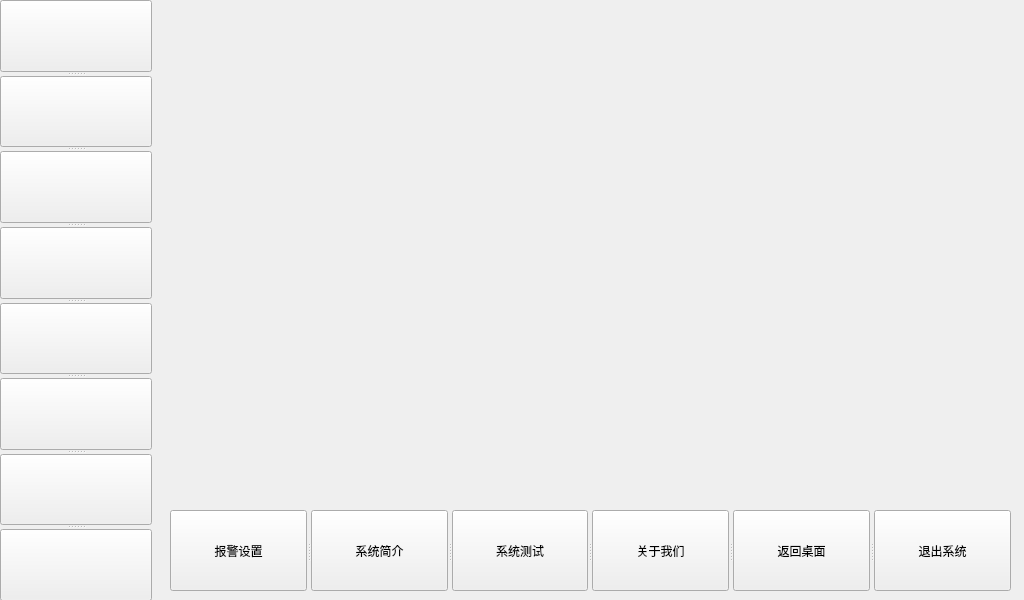
Before: the Qt Designer form SmartHome/mainwidget.ui in Cyber-SiKu/SmartHome, drawn with Qt 5.
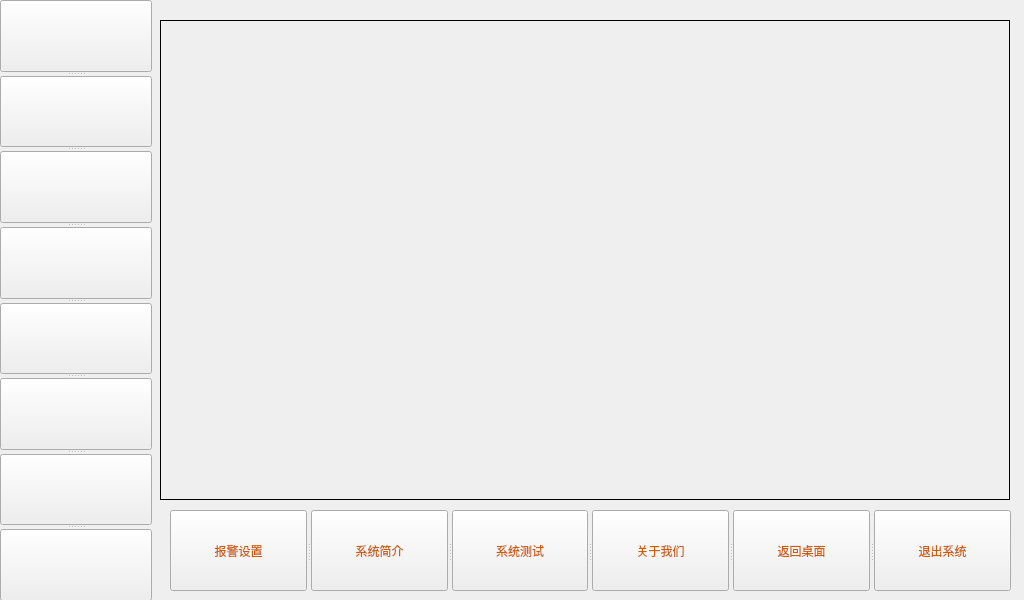
After: the same form once the commit is applied. Icons and pictures are not drawn.

Commit message: finished the first frame still 5

Diff of the .ui file:
```diff
--- a/SmartHome/mainwidget.ui
+++ b/SmartHome/mainwidget.ui
@@ -16,6 +16,89 @@
   <property name="styleSheet">
    <string notr="true"/>
   </property>
+  <widget class="QLabel" name="backgroundLabel">
+   <property name="geometry">
+    <rect>
+     <x>0</x>
+     <y>0</y>
+     <width>1024</width>
+     <height>600</height>
+    </rect>
+   </property>
+   <property name="styleSheet">
+    <string notr="true">background-image: url(:/mainWidget/image/maindesk.png);</string>
+   </property>
+   <property name="text">
+    <string/>
+   </property>
+  </widget>
+  <widget class="QSplitter" name="splitter_2">
+   <property name="geometry">
+    <rect>
+     <x>170</x>
+     <y>510</y>
+     <width>841</width>
+     <height>81</height>
+    </rect>
+   </property>
+   <property name="orientation">
+    <enum>Qt::Horizontal</enum>
+   </property>
+   <widget class="QPushButton" name="alarmButton_2">
+    <property name="styleSheet">
+     <string notr="true">border-image: url(:/mainWidget/image/main_desk_btn_back.png);
+color: rgb(206, 92, 0);</string>
+    </property>
+    <property name="text">
+     <string>报警设置</string>
+    </property>
+   </widget>
+   <widget class="QPushButton" name="introductionButton_2">
+    <property name="styleSheet">
+     <string notr="true">border-image: url(:/mainWidget/image/main_desk_btn_back.png);
+color: rgb(206, 92, 0);</string>
+    </property>
+    <property name="text">
+     <string>系统简介</string>
+    </property>
+   </widget>
+   <widget class="QPushButton" name="testButton_2">
+    <property name="styleSheet">
+     <string notr="true">border-image: url(:/mainWidget/image/main_desk_btn_back.png);
+color: rgb(206, 92, 0);</string>
+    </property>
+    <property name="text">
+     <string>系统测试</string>
+    </property>
+   </widget>
+   <widget class="QPushButton" name="aboutButton_2">
+    <property name="styleSheet">
+     <string notr="true">border-image: url(:/mainWidget/image/main_desk_btn_back.png);
+color: rgb(206, 92, 0);</string>
+    </property>
+    <property name="text">
+     <string>关于我们</string>
+    </property>
+   </widget>
+   <widget class="QPushButton" name="returnButto_2">
+    <property name="styleSheet">
+     <string notr="true">border-image: url(:/mainWidget/image/main_desk_btn_back.png);
+color: rgb(206, 92, 0);</string>
+    </property>
+    <property name="text">
+     <string>返回桌面</string>
+    </property>
+   </widget>
+   <widget class="QPushButton" name="otherButton_8">
+    <property name="styleSheet">
+     <string notr="true">border-image: url(:/mainWidget/image/main_desk_btn_back.png);
+color: rgb(206, 92, 0);</string>
+    </property>
+    <property name="text">
+     <string>退出系统</string>
+    </property>
+   </widget>
+  </widget>
   <widget class="QFrame" name="frame">
    <property name="geometry">
     <rect>
@@ -29,10 +112,10 @@
     <bool>false</bool>
    </property>
    <property name="frameShape">
-    <enum>QFrame::NoFrame</enum>
+    <enum>QFrame::Box</enum>
    </property>
    <property name="frameShadow">
-    <enum>QFrame::Raised</enum>
+    <enum>QFrame::Plain</enum>
    </property>
    <property name="lineWidth">
     <number>1</number>
@@ -115,67 +198,6 @@
     </property>
    </widget>
   </widget>
-  <widget class="QSplitter" name="splitter_2">
-   <property name="geometry">
-    <rect>
-     <x>170</x>
-     <y>510</y>
-     <width>841</width>
-     <height>81</height>
-    </rect>
-   </property>
-   <property name="orientation">
-    <enum>Qt::Horizontal</enum>
-   </property>
-   <widget class="QPushButton" name="alarmButton">
-    <property name="styleSheet">
-     <string notr="true">border-image: url(:/main/prefix/image/main_desk_btn_back.png);</string>
-    </property>
-    <property name="text">
-     <string>报警设置</string>
-    </property>
-   </widget>
-   <widget class="QPushButton" name="introductionButton">
-    <property name="styleSheet">
-     <string notr="true">border-image: url(:/main/prefix/image/main_desk_btn_back.png);</string>
-    </property>
-    <property name="text">
-     <string>系统简介</string>
-    </property>
-   </widget>
-   <widget class="QPushButton" name="testButton">
-    <property name="styleSheet">
-     <string notr="true">border-image: url(:/main/prefix/image/main_desk_btn_back.png);</string>
-    </property>
-    <property name="text">
-     <string>系统测试</string>
-    </property>
-   </widget>
-   <widget class="QPushButton" name="aboutButton">
-    <property name="styleSheet">
-     <string notr="true">border-image: url(:/main/prefix/image/main_desk_btn_back.png);</string>
-    </property>
-    <property name="text">
-     <string>关于我们</string>
-    </property>
-   </widget>
-   <widget class="QPushButton" name="returnButto">
-    <property name="styleSheet">
-     <string notr="true">border-image: url(:/main/prefix/image/main_desk_btn_back.png);</string>
-    </property>
-    <property name="text">
-     <string>返回桌面</string>
-    </property>
-   </widget>
-   <widget class="QPushButton" name="otherButton_7">
-    <property name="styleSheet">
-     <string notr="true">border-image: url(:/main/prefix/image/main_desk_btn_back.png);</string>
-    </property>
-    <property name="text">
-     <string>退出系统</string>
-    </property>
-   </widget>
-  </widget>
  </widget>
  <layoutdefault spacing="6" margin="11"/>
  <resources/>
```
Left out of the diff: 32 changed lines with no effect on the pictures. The commit also changes 189 other files.
